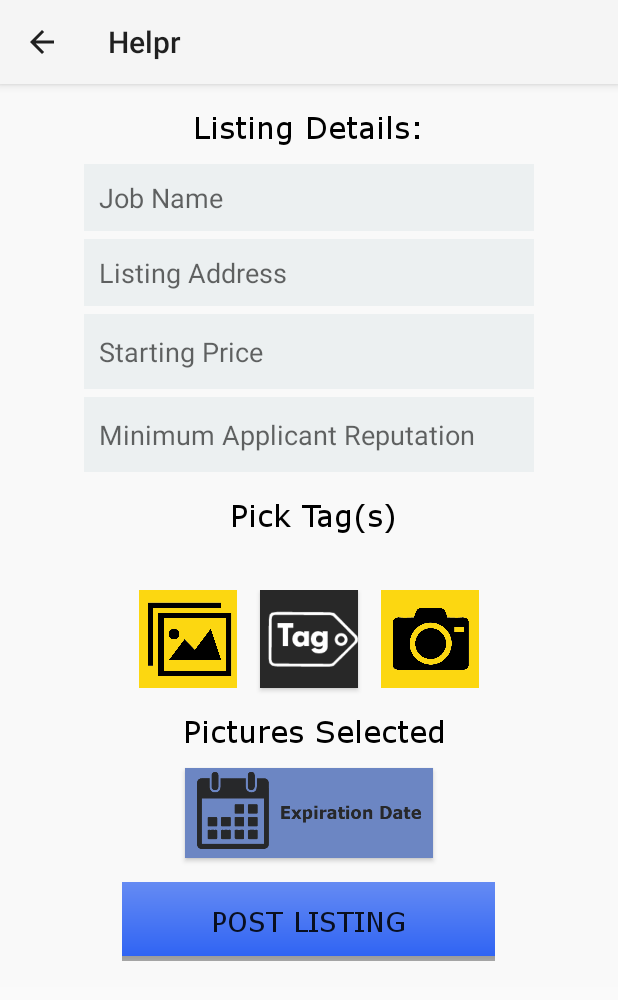
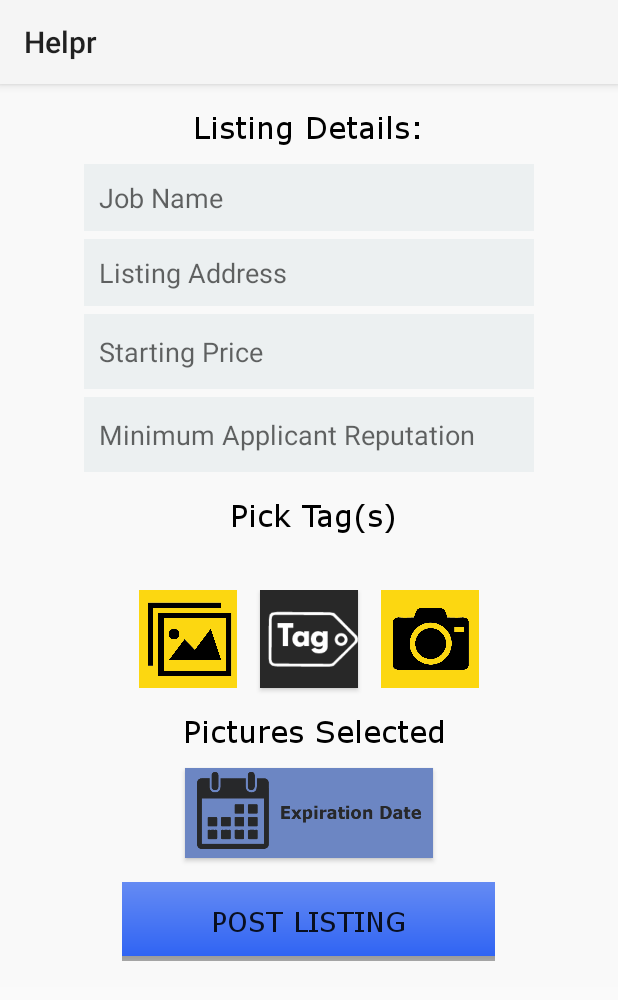
Before and after one commit to rdw88/Joblet, an Android app: the fragment CreateListing shown on its own in the app's theme, on a phone screen of 412 x 824 dp. Shown: the top 1000 px of the screen. Run offline under Robolectric (Android 15) with nearby library versions, the phone set to English and light mode, and no system bars; network calls fail; 1 statement that could not run was skipped.

Commit message:
Action bar works in main screen

```diff
--- a/android/src/main/java/com/jobs/backend/Resource.java
+++ b/android/src/main/java/com/jobs/backend/Resource.java
@@ -18,6 +18,8 @@ import java.util.ArrayList;
 public class Resource {
     public static final ArrayList<String> LOCATIONS = new ArrayList<String>();
     public static final ArrayList<String> TAGS = new ArrayList<String>();
+
+    public static final String[] PAGE_ORDER = {"Create Listing", "Joblet", "Browse Listings"};
 
     public static void initLocations(Context context) {
         InputStream is = context.getResources().openRawResource(R.raw.locations);
--- a/android/src/main/java/com/jobs/fragment/CheckListings.java
+++ b/android/src/main/java/com/jobs/fragment/CheckListings.java
@@ -42,9 +42,7 @@ public class CheckListings extends Fragment {
 
     public void onActivityCreated(Bundle savedInstanceState) {
         super.onActivityCreated(savedInstanceState);
-        getActivity().setTitle("Browse Listings");
-        getActivity().getActionBar().setHomeButtonEnabled(true);
-        getActivity().getActionBar().setDisplayHomeAsUpEnabled(true);
+
         if (savedInstanceState != null) {
             searchedTags = savedInstanceState.getStringArray("elements");
         }
--- a/android/src/main/java/com/jobs/fragment/CreateListing.java
+++ b/android/src/main/java/com/jobs/fragment/CreateListing.java
@@ -51,10 +51,10 @@ public class CreateListing extends Fragment {
     private String tagSelected, imagePath;
     private ProgressDialog creatingProgress;
     TextView t;
+
     public void onStart() {
         super.onStart();
-        getActivity().getActionBar().setHomeButtonEnabled(true);
-        getActivity().getActionBar().setDisplayHomeAsUpEnabled(true);
+
         jobTitle = (EditText) getActivity().findViewById(R.id.listing_name);
         startingAmount = (EditText) getActivity().findViewById(R.id.starting_amount);
         minRep = (EditText) getActivity().findViewById(R.id.min_reputation);
--- a/android/src/main/java/com/jobs/fragment/LandingPage.java
+++ b/android/src/main/java/com/jobs/fragment/LandingPage.java
@@ -19,9 +19,10 @@ public class LandingPage extends Fragment {
     private ImageView profilePicture;
     private JSONObject data;
     TextView t;
+
     public View onCreateView(LayoutInflater inflater, ViewGroup container, Bundle savedInstanceState) {
         View view = inflater.inflate(R.layout.landing_page, container, false);
-        getActivity().setTitle("Joblet");
+
         name = (TextView) view.findViewById(R.id.user_name);
         location = (TextView) view.findViewById(R.id.location);
         positiveReputation = (TextView) view.findViewById(R.id.positive_reputation);
```
Also changed, not shown: android/src/main/java/com/jobs/activity/Main.java (+17 -2 lines).
